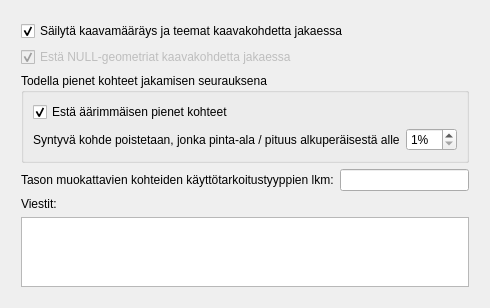
ernoma/yleiskaava, file yleiskaava_dockwidget_geometry_edit_settings.ui: the form before one commit.
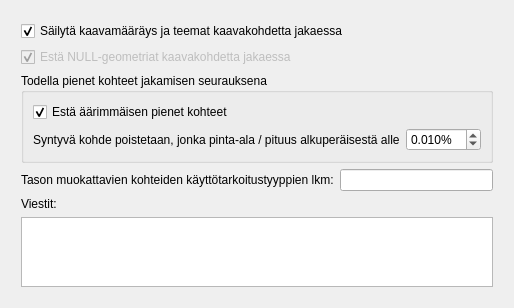
The form after the commit. Custom widgets are drawn as their Qt base class.

Patch:
```diff
--- a/yleiskaava_dockwidget_geometry_edit_settings.ui
+++ b/yleiskaava_dockwidget_geometry_edit_settings.ui
@@ -6,7 +6,7 @@
    <rect>
     <x>0</x>
     <y>0</y>
-    <width>342</width>
+    <width>358</width>
     <height>285</height>
    </rect>
   </property>
@@ -78,18 +78,24 @@
             </widget>
            </item>
            <item>
-            <widget class="QSpinBox" name="spinBoxPreventFeaturesWithTinyGeometries">
+            <widget class="QDoubleSpinBox" name="doubleSpinBoxPreventFeaturesWithTinyGeometries">
              <property name="suffix">
               <string>%</string>
              </property>
+             <property name="decimals">
+              <number>3</number>
+             </property>
              <property name="minimum">
-              <number>1</number>
+              <double>0.001000000000000</double>
              </property>
              <property name="maximum">
-              <number>50</number>
+              <double>50.000000000000000</double>
+             </property>
+             <property name="singleStep">
+              <double>0.010000000000000</double>
              </property>
              <property name="value">
-              <number>1</number>
+              <double>0.010000000000000</double>
              </property>
             </widget>
            </item>
```
